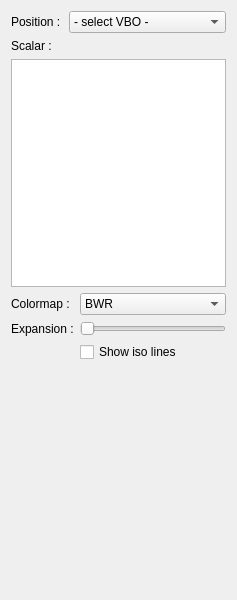
Qt form schnapps/plugins/surface_render_scalar/surface_render_scalar.ui (cgogn/SCHNApps) before a commit.
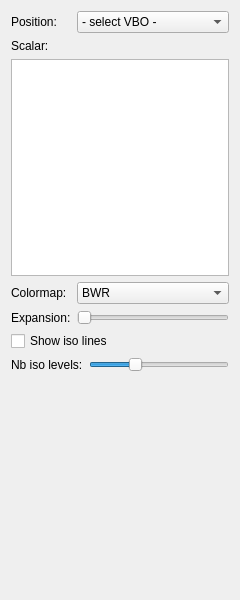
The same form after that commit.

Commit message: manage the number of iso levels in surface_render_scalar plugin

```diff
--- a/schnapps/plugins/surface_render_scalar/surface_render_scalar.ui
+++ b/schnapps/plugins/surface_render_scalar/surface_render_scalar.ui
@@ -6,7 +6,7 @@
    <rect>
     <x>0</x>
     <y>0</y>
-    <width>237</width>
+    <width>240</width>
     <height>600</height>
    </rect>
   </property>
@@ -14,47 +14,14 @@
    <string>Form</string>
   </property>
   <layout class="QGridLayout" name="gridLayout">
-   <item row="6" column="1" colspan="3">
-    <spacer name="verticalSpacer">
-     <property name="orientation">
-      <enum>Qt::Vertical</enum>
-     </property>
-     <property name="sizeHint" stdset="0">
-      <size>
-       <width>156</width>
-       <height>161</height>
-      </size>
-     </property>
-    </spacer>
-   </item>
-   <item row="4" column="3">
-    <widget class="QSlider" name="slider_expansion">
-     <property name="maximum">
-      <number>10</number>
-     </property>
-     <property name="pageStep">
-      <number>1</number>
-     </property>
-     <property name="orientation">
-      <enum>Qt::Horizontal</enum>
-     </property>
-    </widget>
-   </item>
-   <item row="3" column="0" colspan="3">
-    <widget class="QLabel" name="label_4">
+   <item row="0" column="0">
+    <widget class="QLabel" name="label_2">
      <property name="text">
-      <string>Colormap :</string>
+      <string>Position:</string>
      </property>
     </widget>
    </item>
-   <item row="4" column="0" colspan="3">
-    <widget class="QLabel" name="label">
-     <property name="text">
-      <string>Expansion :</string>
-     </property>
-    </widget>
-   </item>
-   <item row="0" column="2" colspan="2">
+   <item row="0" column="1" colspan="2">
     <widget class="QComboBox" name="combo_positionVBO">
      <property name="sizePolicy">
       <sizepolicy hsizetype="Expanding" vsizetype="Fixed">
@@ -69,14 +36,28 @@
      </item>
     </widget>
    </item>
-   <item row="2" column="0" colspan="4">
+   <item row="1" column="0">
+    <widget class="QLabel" name="label_3">
+     <property name="text">
+      <string>Scalar:</string>
+     </property>
+    </widget>
+   </item>
+   <item row="2" column="0" colspan="3">
     <widget class="QListWidget" name="list_scalarVBO">
      <property name="selectionMode">
       <enum>QAbstractItemView::SingleSelection</enum>
      </property>
     </widget>
    </item>
-   <item row="3" column="3">
+   <item row="3" column="0">
+    <widget class="QLabel" name="label_4">
+     <property name="text">
+      <string>Colormap:</string>
+     </property>
+    </widget>
+   </item>
+   <item row="3" column="1" colspan="2">
     <widget class="QComboBox" name="combo_colorMap">
      <property name="sizePolicy">
       <sizepolicy hsizetype="Expanding" vsizetype="Fixed">
@@ -106,27 +87,72 @@
      </item>
     </widget>
    </item>
-   <item row="0" column="0" colspan="2">
-    <widget class="QLabel" name="label_2">
+   <item row="4" column="0">
+    <widget class="QLabel" name="label">
      <property name="text">
-      <string>Position :</string>
+      <string>Expansion:</string>
      </property>
     </widget>
    </item>
-   <item row="1" column="0">
-    <widget class="QLabel" name="label_3">
-     <property name="text">
-      <string>Scalar :</string>
+   <item row="4" column="1" colspan="2">
+    <widget class="QSlider" name="slider_expansion">
+     <property name="maximum">
+      <number>10</number>
      </property>
+     <property name="pageStep">
+      <number>1</number>
+     </property>
+     <property name="orientation">
+      <enum>Qt::Horizontal</enum>
+     </property>
     </widget>
    </item>
-   <item row="5" column="3">
+   <item row="5" column="0" colspan="3">
     <widget class="QCheckBox" name="check_showIsoLines">
      <property name="text">
       <string>Show iso lines</string>
      </property>
     </widget>
    </item>
+   <item row="6" column="0" colspan="2">
+    <widget class="QLabel" name="label_5">
+     <property name="text">
+      <string>Nb iso levels:</string>
+     </property>
+    </widget>
+   </item>
+   <item row="6" column="2">
+    <widget class="QSlider" name="slider_nbIsoLevels">
+     <property name="minimum">
+      <number>1</number>
+     </property>
+     <property name="maximum">
+      <number>30</number>
+     </property>
+     <property name="pageStep">
+      <number>1</number>
+     </property>
+     <property name="value">
+      <number>10</number>
+     </property>
+     <property name="orientation">
+      <enum>Qt::Horizontal</enum>
+     </property>
+    </widget>
+   </item>
+   <item row="7" column="0" colspan="3">
+    <spacer name="verticalSpacer">
+     <property name="orientation">
+      <enum>Qt::Vertical</enum>
+     </property>
+     <property name="sizeHint" stdset="0">
+      <size>
+       <width>156</width>
+       <height>161</height>
+      </size>
+     </property>
+    </spacer>
+   </item>
   </layout>
  </widget>
  <resources/>
```
The commit also changes 3 other files.
